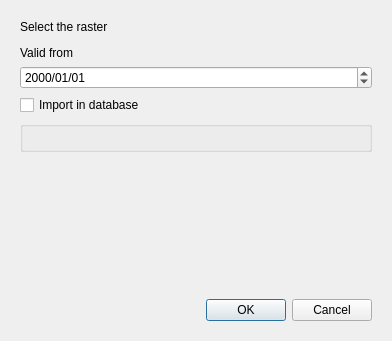
This is forms/import_raster_dialog.ui in rita-tools/IdrAgraTools as Qt 5 draws it before an edit. The edited form follows.
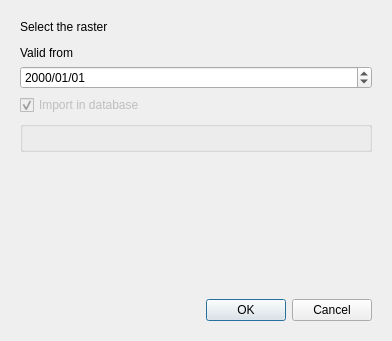
This is the edited form. Custom widgets are drawn as their Qt base class.

Patch:
```diff
--- a/forms/import_raster_dialog.ui
+++ b/forms/import_raster_dialog.ui
@@ -59,9 +59,15 @@
     </item>
     <item>
      <widget class="QCheckBox" name="IMPORT_CB">
+      <property name="enabled">
+       <bool>false</bool>
+      </property>
       <property name="text">
        <string>Import in database</string>
       </property>
+      <property name="checked">
+       <bool>true</bool>
+      </property>
      </widget>
     </item>
     <item>
```
Left out of the diff: 2 changed lines with no effect on the pictures.
